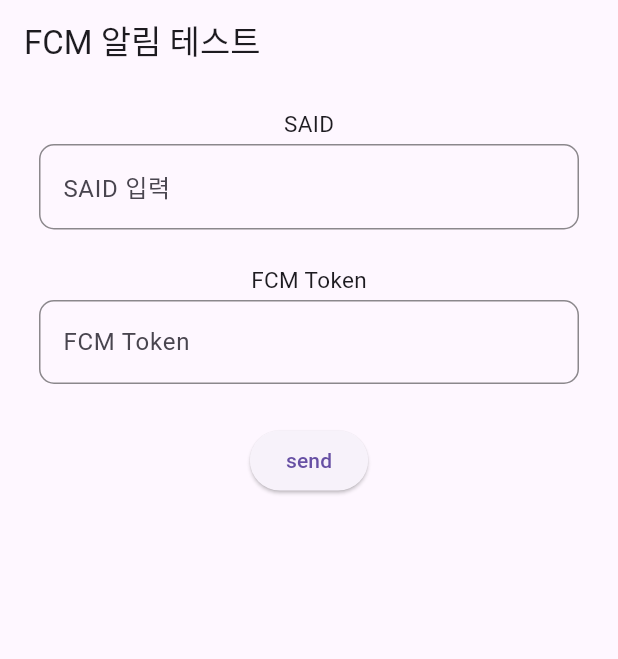
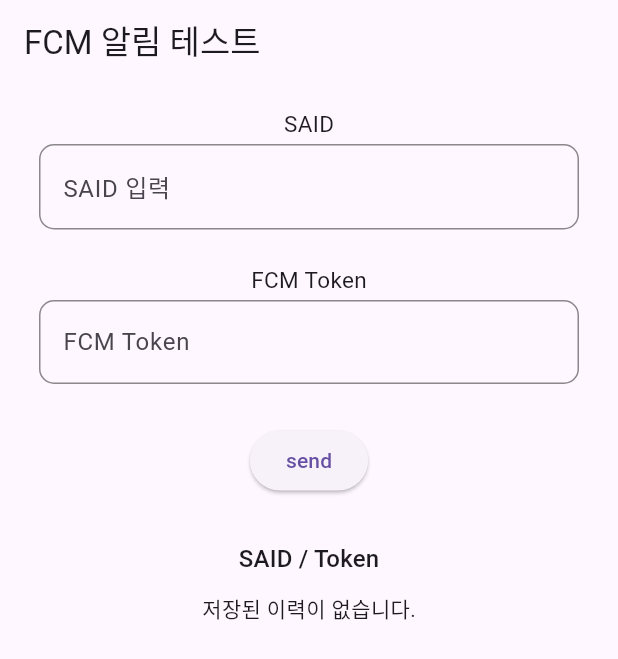
Before and after one commit to hkimmarusys/fcm_test_ios_and_android, a Flutter app: the screen it shows after launch, on a phone screen of 412 x 824 dp. Shown: the top 659 px of the screen. Run offline on Flutter 3.47's test engine with Material 3 defaults, Android fonts, the phone set to English and light mode, and no system bars; our stand-ins replace device_info_plus, dio, firebase_core, firebase_messaging, flutter_dotenv, flutter_local_notifications and 3 more; accounts and stored records are empty.

Commit message:
save token and said in shared_preferences

```diff
--- a/lib/screens/home_screen.dart
+++ b/lib/screens/home_screen.dart
@@ -3,6 +3,7 @@ import 'package:firebase_messaging/firebase_messaging.dart';
 import 'package:flutter_local_notifications/flutter_local_notifications.dart';
 import 'package:get/get.dart';
 import 'package:device_info_plus/device_info_plus.dart';
+import 'package:shared_preferences/shared_preferences.dart';
 import 'dart:io';
 import '../widgets/button.dart';
 import '../widgets/input.dart';
@@ -85,6 +86,7 @@ class _HomeScreenState extends State<HomeScreen> {
     }
   }
 
+
   @override
   Widget build(BuildContext context) {
     return Scaffold(
@@ -107,6 +109,48 @@ class _HomeScreenState extends State<HomeScreen> {
             ),
             const SizedBox(height: 20),
             Button(onPressed: _sendToken, text: 'send'),
+            const SizedBox(height: 30),
+            Text(
+              'SAID / Token',
+              style: Theme.of(context).textTheme.titleMedium,
+            ),
+            const SizedBox(height: 10),
+            FutureBuilder(
+              future: apiService.getTokenHistory(),
+              builder: (context, snapshot) {
+                if (snapshot.connectionState == ConnectionState.waiting) {
+                  return const CircularProgressIndicator();
+                }
+
+                final data = snapshot.data;
+                if (data == null || data.isEmpty) {
+                  return const Text('저장된 이력이 없습니다.');
+                }
+
+                return ListView.builder(
+                  shrinkWrap: true,
+                  physics: const NeverScrollableScrollPhysics(),
+                  itemCount: data.length,
+                  itemBuilder: (context, index) {
+                    final entry = data[index];
+                    return Card(
+                      elevation: 2,
+                      margin: const EdgeInsets.symmetric(vertical: 6),
+                      child: ListTile(
+                        title: Text('SAID: ${entry['said']}'),
+                        subtitle: Column(
+                          crossAxisAlignment: CrossAxisAlignment.start,
+                          children: [
+                            Text('Token: ${entry['token']}'),
+                          ],
+                        ),
+                      ),
+                    );
+                  },
+                );
+              },
+            ),
+
           ],
         ),
       ),
--- a/lib/services/api_service.dart
+++ b/lib/services/api_service.dart
@@ -4,15 +4,21 @@ import 'package:http/http.dart' as http;
 import 'package:dio/dio.dart' as dio_pkg;
 import 'package:flutter_dotenv/flutter_dotenv.dart';
 import 'package:flutter_secure_storage/flutter_secure_storage.dart';
+import 'package:shared_preferences/shared_preferences.dart';
 import '../controller.dart';
 
 class ApiService {
   final MainController controller = Get.find<MainController>();
-  final Uri baseUrl = Uri.parse('https://demo.marusys.com/brcm/');
+  final Uri baseUrl = Uri.parse('https://demo.marusys.com/brcm/1111');
+
+  static const _key = 'token_history';
 
   Future<void> sendToken({ required String said }) async {
+    final prefs = await SharedPreferences.getInstance();
     final token = controller.fcmToken.value;
-    var type = controller.type.value;
+    final type = controller.type.value;
+    final rawLists =prefs.getStringList(_key) ?? [];
+
 
     try {
       final response = await http.post(
@@ -26,11 +32,15 @@ class ApiService {
         }),
       );
 
-      print('said : $said, type : $type, token : $token');
+      final entry = {
+        'token' : token,
+        'said' : said,
+      };
 
-
-      if (response.statusCode == 200) {
+       if (response.statusCode == 200) {
         print('Token saved on server successfully: ${response.body}');
+        rawLists.add(json.encode(entry));
+        await prefs.setStringList(_key, rawLists);
       } else {
         print('Failed to save token: ${response.body}');
       }
@@ -38,4 +48,15 @@ class ApiService {
       print('Error occurred while sending token: $e');
     }
   }
+
+  Future<List<Map<String, dynamic>>> getTokenHistory() async {
+    final prefs = await SharedPreferences.getInstance();
+    final rawList = prefs.getStringList(_key) ?? [];
+    return rawList.map((e) => json.decode(e) as Map<String, dynamic>).toList();
+  }
+
+  Future<void> clearHistory() async {
+    final prefs = await SharedPreferences.getInstance();
+    await prefs.remove(_key);
+  }
 }
```
